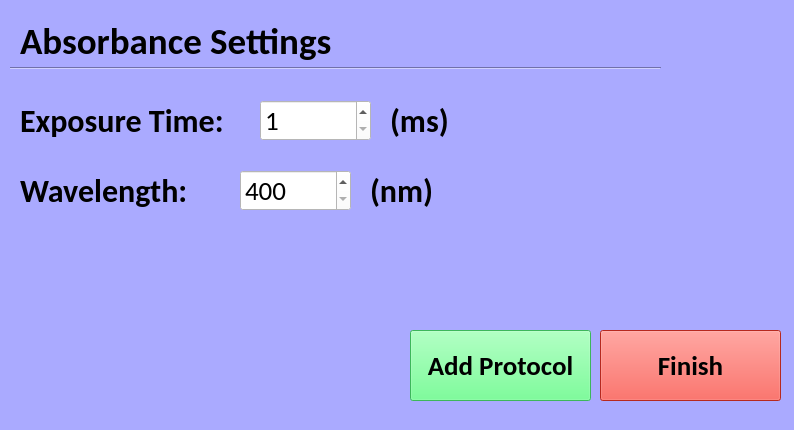
fabbondanza/MAK-2017, file PiGui/absMenu.ui: the form before one commit.
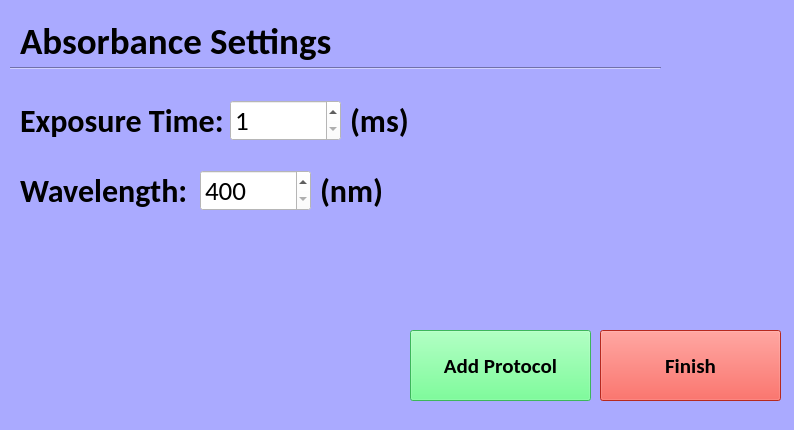
The form after the commit.

Commit message: Added protocol selection screen and absMenu, absSpecMenu screens

The edit to the form file:
```diff
--- a/PiGui/absMenu.ui
+++ b/PiGui/absMenu.ui
@@ -34,7 +34,7 @@
     <rect>
      <x>20</x>
      <y>20</y>
-     <width>401</width>
+     <width>321</width>
      <height>41</height>
     </rect>
    </property>
@@ -53,7 +53,7 @@
   <widget class="QSpinBox" name="exposureTimeSpinBox">
    <property name="geometry">
     <rect>
-     <x>260</x>
+     <x>230</x>
      <y>100</y>
      <width>111</width>
      <height>41</height>
@@ -80,7 +80,7 @@
     <rect>
      <x>20</x>
      <y>100</y>
-     <width>251</width>
+     <width>211</width>
      <height>41</height>
     </rect>
    </property>
@@ -99,9 +99,9 @@
   <widget class="QLabel" name="label_3">
    <property name="geometry">
     <rect>
-     <x>390</x>
+     <x>350</x>
      <y>100</y>
-     <width>71</width>
+     <width>61</width>
      <height>41</height>
     </rect>
    </property>
@@ -141,7 +141,7 @@
   <widget class="QSpinBox" name="wavelengthSpinBox">
    <property name="geometry">
     <rect>
-     <x>240</x>
+     <x>200</x>
      <y>170</y>
      <width>111</width>
      <height>41</height>
@@ -166,9 +166,9 @@
   <widget class="QLabel" name="label_5">
    <property name="geometry">
     <rect>
-     <x>370</x>
+     <x>320</x>
      <y>170</y>
-     <width>81</width>
+     <width>71</width>
      <height>41</height>
     </rect>
    </property>
@@ -196,7 +196,7 @@
    <property name="font">
     <font>
      <family>Calibri</family>
-     <pointsize>20</pointsize>
+     <pointsize>16</pointsize>
      <weight>75</weight>
      <bold>true</bold>
     </font>
@@ -220,7 +220,7 @@
    <property name="font">
     <font>
      <family>Calibri</family>
-     <pointsize>20</pointsize>
+     <pointsize>16</pointsize>
      <weight>75</weight>
      <bold>true</bold>
     </font>
```
The commit also changes 2 other files.
